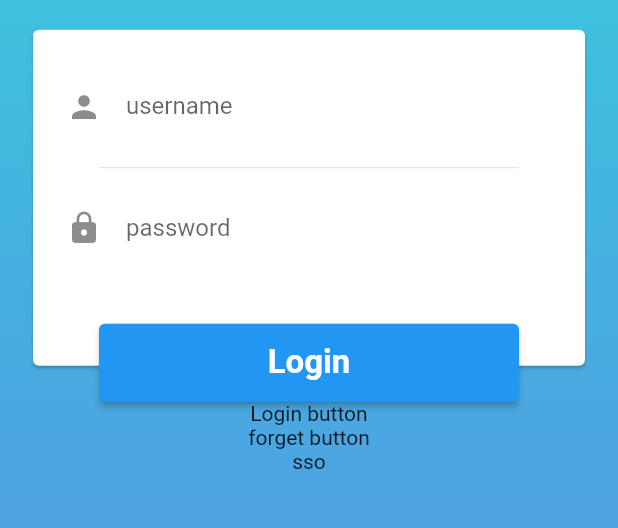
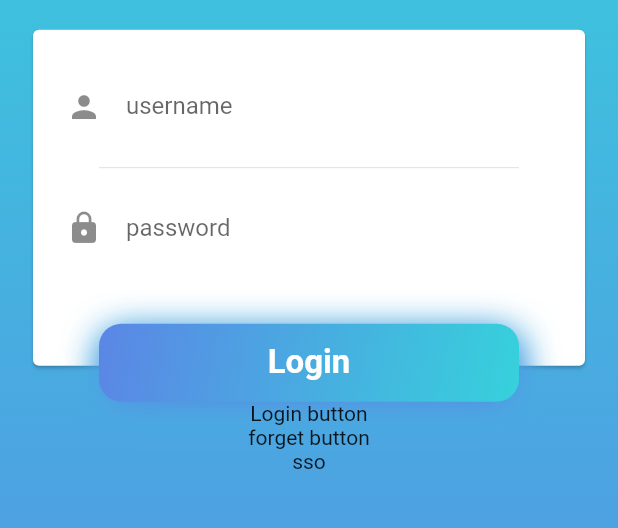
Before and after one commit to Saharatt593/flutter-training, a Flutter app: the screen it shows after launch, on a phone screen of 412 x 824 dp, the part 264-792 px from its top. Run offline on Flutter 3.47's test engine with Material 2 defaults, Android fonts, the phone set to English and light mode, and no system bars.

Commit message:
update bt style

```diff
--- a/lib/src/page/login/loginPage.dart
+++ b/lib/src/page/login/loginPage.dart
@@ -62,15 +62,16 @@ class LoginPage extends StatelessWidget {
                       ),
                     ),
                   ),
-                  SizedBox(
+                  Container(
+                    decoration: _boxDecoration(),
                     width: 280,
                     height: 52,
-                    child: ElevatedButton(
+                    child: TextButton(
                         onPressed: () {},
                         child: Text(
                           "Login",
                           style:
-                              TextStyle(fontSize: 22, fontWeight: FontWeight.bold),
+                              TextStyle(color: Colors.white,fontSize: 22, fontWeight: FontWeight.bold),
                         )),
                   )
                 ],
```
